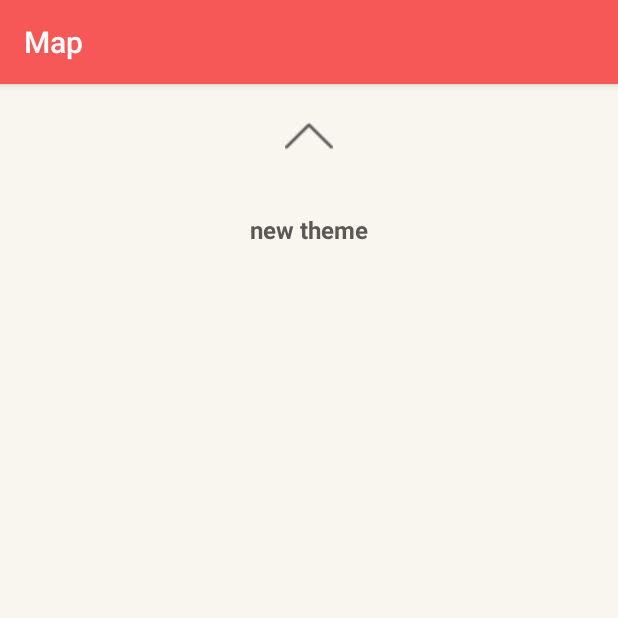
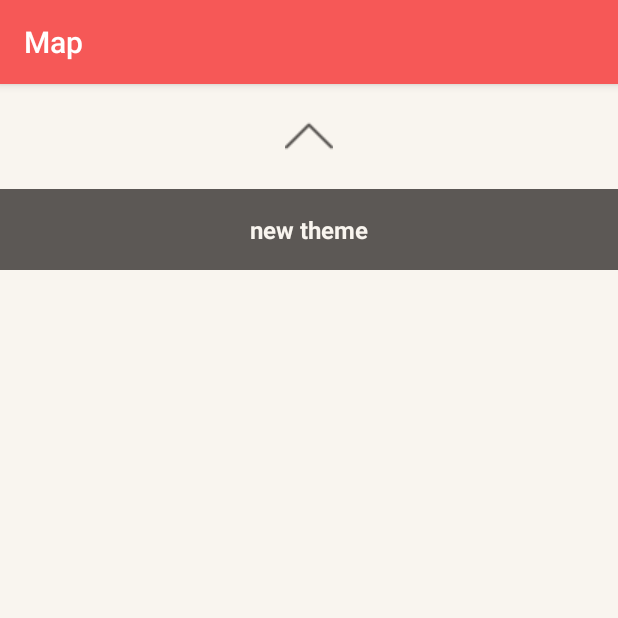
Before and after one commit to GenesisGroupe/LesPetitsCoinsDeLyon, an Android app: the screen it shows after launch (MapsActivity), after a tap on "new theme", on a phone screen of 412 x 824 dp, the top half of it. Run offline under Robolectric (Android 15) with nearby library versions, the phone set to English and light mode, and no system bars; our stand-ins replace RxJava; plain views replace SlidingUpPanelLayout; 1 statement that could not run was skipped.

Commit message:
unselect

```diff
--- a/app/src/main/java/com/genesis/lespetitscoinsdelyon/ihm/adapters/ThemesAdapter.kt
+++ b/app/src/main/java/com/genesis/lespetitscoinsdelyon/ihm/adapters/ThemesAdapter.kt
@@ -1,6 +1,7 @@
 package com.genesis.lespetitscoinsdelyon.ihm.adapters
 
 import android.content.Context
+import android.support.v4.content.ContextCompat
 import android.support.v7.widget.RecyclerView
 import android.view.View
 import android.view.ViewGroup
@@ -28,15 +29,32 @@ class ThemesAdapter(val context: Context, val themes: List<Theme>, val listener:
     }
 
     override fun onBindViewHolder(holder: ThemesHolder?, position: Int) {
-        val theme = themes.get(position)
+        var theme = themes.get(position)
         if (holder != null) {
             holder.themeName.text = theme.name
 
+            if (theme.selected) {
+                holder.itemView.setBackgroundColor(ContextCompat.getColor(context, R.color.colorPrimaryDark))
+                holder.themeName.setTextColor(ContextCompat.getColor(context, R.color.colorAccent))
+            } else {
+                holder.itemView.setBackgroundColor(ContextCompat.getColor(context, R.color.colorAccent))
+                holder.themeName.setTextColor(ContextCompat.getColor(context, R.color.colorPrimaryDark))
+            }
+
             holder.itemView.setOnClickListener({
-                listener.onItemClicked(theme)
+                theme.selected = !theme.selected
+
+                if (theme.selected) {
+                    listener.onItemSelected(theme)
+                } else {
+                    listener.onItemUnselected(theme)
+                }
+
+                notifyItemChanged(position)
             })
         }
     }
+
 
     class ThemesHolder(row: View?): RecyclerView.ViewHolder(row) {
         val themeName: TextView
--- a/app/src/main/java/com/genesis/lespetitscoinsdelyon/ihm/fragments/ThemesFragment.kt
+++ b/app/src/main/java/com/genesis/lespetitscoinsdelyon/ihm/fragments/ThemesFragment.kt
@@ -48,8 +48,11 @@ class ThemesFragment : Fragment(), IRecyclerViewInteraction {
 
     }
 
-    override fun onItemClicked(theme: Theme) {
+    override fun onItemSelected(theme: Theme) {
         MapViewModel.getInstance().selectTheme(theme)
     }
 
+    override fun onItemUnselected(theme: Theme) {
+        MapViewModel.getInstance().unseselectTheme()
+    }
 }
--- a/app/src/main/java/com/genesis/lespetitscoinsdelyon/interface/IRecyclerViewInteraction.kt
+++ b/app/src/main/java/com/genesis/lespetitscoinsdelyon/interface/IRecyclerViewInteraction.kt
@@ -7,5 +7,6 @@ import com.genesis.lespetitscoinsdelyon.viewmodel.Theme
  */
 interface IRecyclerViewInteraction {
 
-    fun onItemClicked(theme: Theme)
+    fun onItemSelected(theme: Theme)
+    fun onItemUnselected(theme: Theme)
 }
--- a/app/src/main/java/com/genesis/lespetitscoinsdelyon/viewmodel/Item.kt
+++ b/app/src/main/java/com/genesis/lespetitscoinsdelyon/viewmodel/Item.kt
@@ -5,4 +5,4 @@ import com.google.android.gms.maps.model.LatLng
 
 data class Item (val name: String, val theme: Theme, val localisation: LatLng)
 
-data class Theme(val name: String, val image: Image?)
+data class Theme(val name: String, val image: Image?, var selected: Boolean = false)
--- a/app/src/main/java/com/genesis/lespetitscoinsdelyon/viewmodel/MapViewModel.kt
+++ b/app/src/main/java/com/genesis/lespetitscoinsdelyon/viewmodel/MapViewModel.kt
@@ -38,7 +38,7 @@ class MapViewModel {
         selectedThemes.onNext(items)
     }
 
-    fun deselectTheme() {
+    fun unseselectTheme() {
         selectedThemes.value.clear()
     }
 }
```
